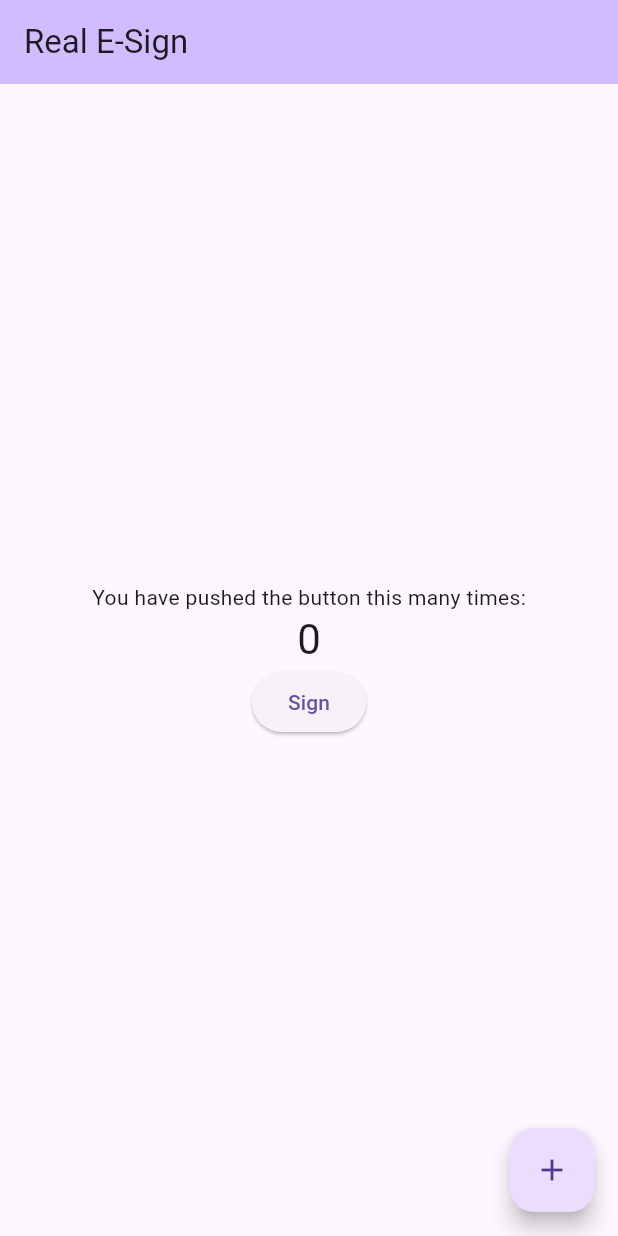
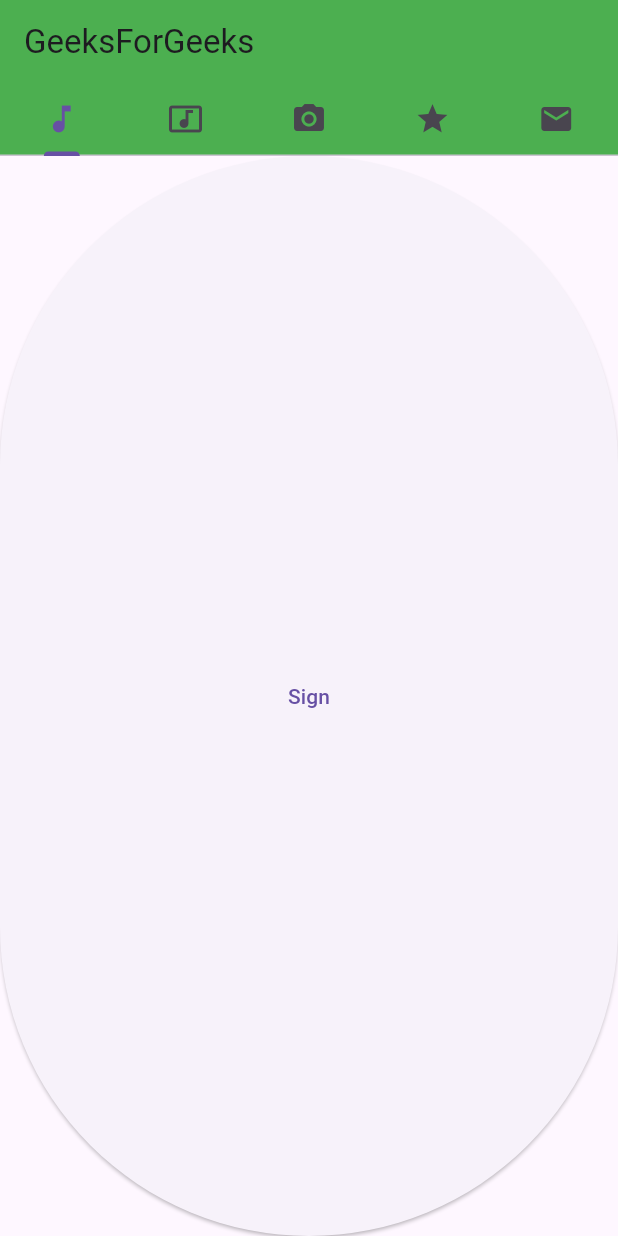
Before and after one commit to vishruth1997/Real-E-sign, a Flutter app: the screen it shows once a user with an empty profile is signed in, on a phone screen of 412 x 824 dp. Run offline on Flutter 3.47's test engine with Material 3 defaults, Android fonts, the phone set to English and light mode, and no system bars; our stand-ins replace file_picker, firebase_auth, firebase_core; missing offline and left inert: firebase_ui_auth, firebase_ui_oauth_google; accounts and stored records are empty.

Commit message:
tab implementation

```diff
--- a/real_e_sign/lib/pages/HomePage.dart
+++ b/real_e_sign/lib/pages/HomePage.dart
@@ -35,62 +35,41 @@ class _HomePageState extends State<HomePage> {
 
   @override
   Widget build(BuildContext context) {
-    // This method is rerun every time setState is called, for instance as done
-    // by the _incrementCounter method above.
-    //
-    // The Flutter framework has been optimized to make rerunning build methods
-    // fast, so that you can just rebuild anything that needs updating rather
-    // than having to individually change instances of widgets.
-    return Scaffold(
-      appBar: AppBar(
-        // TRY THIS: Try changing the color here to a specific color (to
-        // Colors.amber, perhaps?) and trigger a hot reload to see the AppBar
-        // change color while the other colors stay the same.
-        backgroundColor: Theme.of(context).colorScheme.inversePrimary,
-        // Here we take the value from the MyHomePage object that was created by
-        // the App.build method, and use it to set our appbar title.
-        title: Text(widget.title),
-      ),
-      body: Center(
-        // Center is a layout widget. It takes a single child and positions it
-        // in the middle of the parent.
-        child: Column(
-          // Column is also a layout widget. It takes a list of children and
-          // arranges them vertically. By default, it sizes itself to fit its
-          // children horizontally, and tries to be as tall as its parent.
-          //
-          // Column has various properties to control how it sizes itself and
-          // how it positions its children. Here we use mainAxisAlignment to
-          // center the children vertically; the main axis here is the vertical
-          // axis because Columns are vertical (the cross axis would be
-          // horizontal).
-          //
-          // TRY THIS: Invoke "debug painting" (choose the "Toggle Debug Paint"
-          // action in the IDE, or press "p" in the console), to see the
-          // wireframe for each widget.
-          mainAxisAlignment: MainAxisAlignment.center,
-          children: <Widget>[
-            const Text(
-              'You have pushed the button this many times:',
-            ),
-            Text(
-              '$_counter',
-              style: Theme.of(context).textTheme.headlineMedium,
-            ),
-            ElevatedButton(
-              onPressed: () {
-                    Navigator.push(context,
-                    MaterialPageRoute(builder: (context) => DocumentSigner()));
-              }, child:
-              Text('Sign'))
-          ],
-        ),
-      ),
-      floatingActionButton: FloatingActionButton(
-        onPressed: _incrementCounter,
-        tooltip: 'Increment',
-        child: const Icon(Icons.add),
-      ), // This trailing comma makes auto-formatting nicer for build methods.
-    );
+    return MaterialApp(
+      home: DefaultTabController(
+        length: 5,
+        child: Scaffold(
+          appBar: AppBar(
+            bottom: const TabBar(
+              tabs: [
+                Tab(icon: Icon(Icons.music_note)),
+                Tab(icon: Icon(Icons.music_video)),
+                Tab(icon: Icon(Icons.camera_alt)),
+                Tab(icon: Icon(Icons.grade)),
+                Tab(icon: Icon(Icons.email)),
+              ],
+            ), // TabBar
+            title: const Text('GeeksForGeeks'),
+            backgroundColor: Colors.green,
+          ), // AppBar
+          body: TabBarView(
+            children: [
+              ElevatedButton(
+                  onPressed: () {
+                    Navigator.push(
+                        context,
+                        MaterialPageRoute(
+                            builder: (context) => DocumentSigner()));
+                  },
+                  child: Text('Sign')),
+              Icon(Icons.music_video),
+              Icon(Icons.camera_alt),
+              Icon(Icons.grade),
+              Icon(Icons.email),
+            ],
+          ), // TabBarView
+        ), // Scaffold
+      ), // DefaultTabController
+    ); // MaterialApp
   }
 }
```
